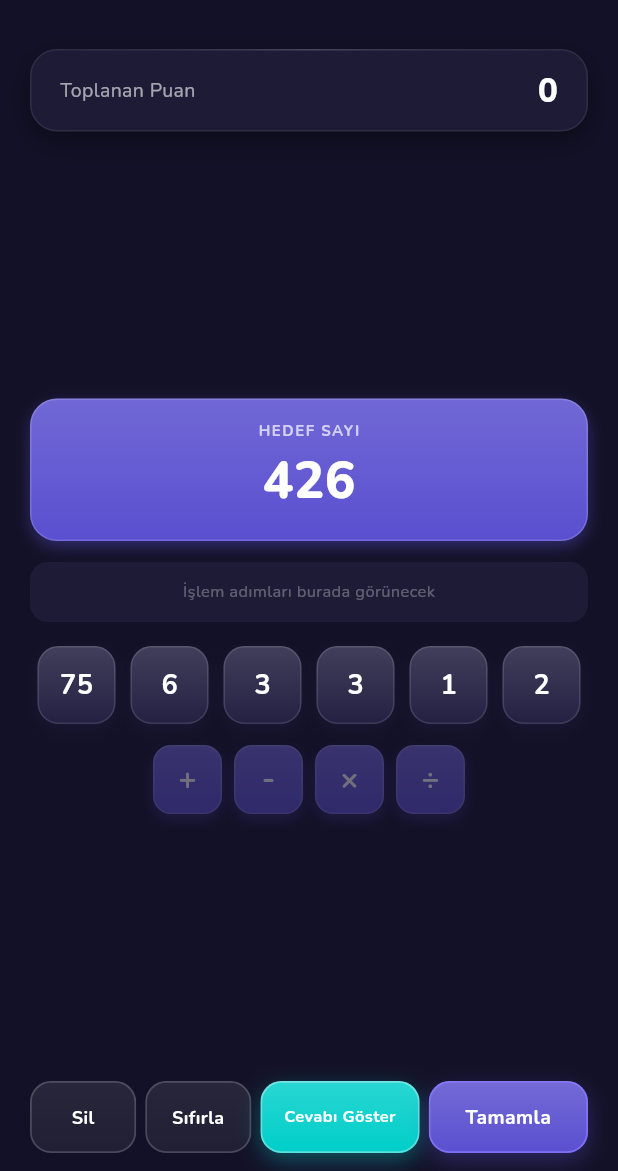
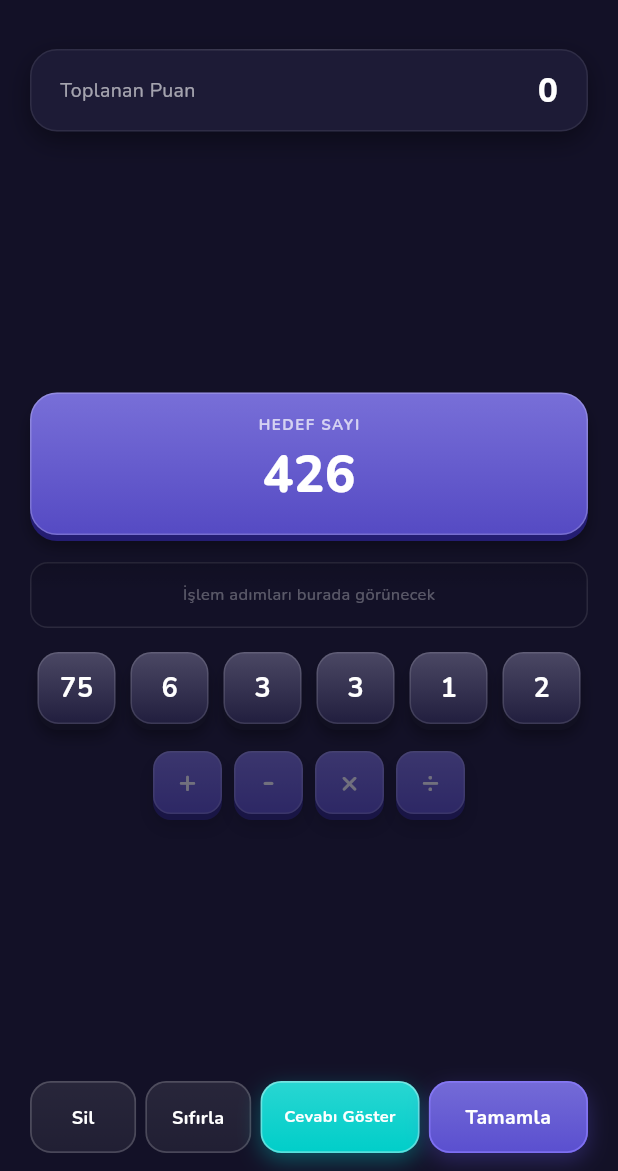
Before and after one commit to Cesurdev58/Say-S-zl-k, a Flutter app: the GameScreen screen opened directly with empty values, on a phone screen of 412 x 824 dp, the part 65-1236 px from its top. Run offline on Flutter 3.47's test engine with Material 3 defaults, Android fonts, the phone set to English and light mode, and no system bars; our stand-ins replace audioplayers, cloud_firestore, confetti, firebase_auth, firebase_core, firebase_crashlytics and 4 more; missing offline and left inert: firebase_app_check; accounts and stored records are empty; statements that could not run were skipped.

Commit message:
Faz 4a: 3D kabartmali GameTile (4px dudak, 3px basma), icerik goçuk RecessedSlot ve AnswerSlots cevap satiri
Co-Authored-By: Claude Sonnet 5.5 <noreply@anthropic.com>

```diff
--- a/lib/widgets/math_game_board.dart
+++ b/lib/widgets/math_game_board.dart
@@ -7,6 +7,7 @@ import 'ui/count_up_text.dart';
 import 'ui/error_shake.dart';
 import 'ui/game_tile.dart';
 import 'ui/motion.dart';
+import 'ui/recessed_slot.dart';
 
 class MathGameBoard extends StatelessWidget {
   final int targetNumber;
@@ -39,11 +40,11 @@ class MathGameBoard extends StatelessWidget {
     // 6 sayıyla en fazla 5 işlem adımı yapılabilir.
     final int stepSlots = historySteps.length > 5 ? historySteps.length : 5;
 
-    Widget history = Container(
-      width: double.infinity,
-      height: 40,
+    Widget history = RecessedSlot(
+      height: 44,
+      radius: 12,
+      dashed: false,
       padding: const EdgeInsets.symmetric(horizontal: 10),
-      decoration: BoxDecoration(color: AppColors.surface, borderRadius: BorderRadius.circular(12)),
       child: Stack(
         alignment: Alignment.center,
         children: [
--- a/lib/widgets/ui/game_tile.dart
+++ b/lib/widgets/ui/game_tile.dart
@@ -3,11 +3,11 @@ import 'package:flutter/material.dart';
 import '../../theme/app_theme.dart';
 import 'motion.dart';
 
-/// Harf/sayı/işlem taşı: üstte ince ışık, altta yumuşak gölge ve tutarlı köşe yarıçapı.
+/// Fiziksel tuş gibi 3D taş: yüzeyde hafif dikey gradyan, altta 4px koyu "dudak".
 ///
-/// [onTap] verilirse dokunulduğunda hafifçe içeri göçer (`scale: 0.92`),
-/// bırakıldığında yaylanarak (`easeOutBack`) yerine oturur.
-/// [flat] true iken (kullanılmış/pasif taş) gölge ve parlaklık kaldırılır.
+/// [onTap] verilirse basıldığında taş 3px aşağı iner (dudak 4px'ten 1px'e düşer)
+/// ve `scale: 0.92`'ye göçer; bırakılınca `easeOutBack` ile yaylanarak yerine oturur.
+/// [flat] true iken (kullanılmış/pasif taş) taş yuvasına tamamen gömülü, düzdür.
 class GameTile extends StatefulWidget {
   const GameTile({
     super.key,
@@ -22,10 +22,18 @@ class GameTile extends StatefulWidget {
     this.duration = const Duration(milliseconds: 150),
   });
 
+  /// Basılmamış taşın altındaki koyu dudağın kalınlığı.
+  static const double lipHeight = 4;
+
+  /// Basılınca taşın aşağı inme miktarı.
+  static const double pressDepth = 3;
+
   static const double pressedScale = 0.92;
 
   final Color color;
   final Widget child;
+
+  /// Verilen yükseklik dudak dahil toplam yüksekliktir (yüz = height - 4).
   final double? width;
   final double? height;
   final double radius;
@@ -37,6 +45,12 @@ class GameTile extends StatefulWidget {
   /// `null` ise taş dokunmaya tepki vermez (ve basma animasyonu yoktur).
   final VoidCallback? onTap;
   final Duration duration;
+
+  /// Dudak rengi: taş renginin koyu tonu.
+  static Color lipColor(Color base) {
+    final hsl = HSLColor.fromColor(base);
+    return hsl.withLightness((hsl.lightness * 0.5).clamp(0.0, 1.0)).withSaturation((hsl.saturation * 1.05).clamp(0.0, 1.0)).toColor().withValues(alpha: base.a);
+  }
 
   @override
   State<GameTile> createState() => _GameTileState();
@@ -51,20 +65,59 @@ class _GameTileState extends State<GameTile> {
 
   @override
   Widget build(BuildContext context) {
+    const double lip = GameTile.lipHeight;
     final BorderRadius br = BorderRadius.circular(widget.radius);
-    final Color top = widget.flat ? widget.color : Color.alphaBlend(Colors.white.withValues(alpha: 0.14), widget.color);
-    Widget tile = AnimatedContainer(
-      duration: Motion.of(context, widget.duration),
-      width: widget.width,
-      height: widget.height,
+    final bool flat = widget.flat;
+    final bool down = _pressed && widget.onTap != null;
+
+    // Yüzün üstten kayma miktarı: normal 0, basılı 3, gömülü (flat) 4.
+    final double offsetY = flat ? lip : (down ? GameTile.pressDepth : 0);
+    final Color top = flat ? widget.color : Color.alphaBlend(Colors.white.withValues(alpha: 0.18), widget.color);
+    final Color bottom = flat ? widget.color : Color.alphaBlend(Colors.black.withValues(alpha: 0.06), widget.color);
+    final Duration d = Motion.of(context, widget.duration);
+
+    final Widget face = AnimatedContainer(
+      duration: d,
       decoration: BoxDecoration(
         borderRadius: br,
-        gradient: LinearGradient(begin: Alignment.topCenter, end: Alignment.bottomCenter, colors: [top, widget.color]),
-        border: Border.all(color: widget.borderColor ?? Colors.white.withValues(alpha: widget.flat ? 0.05 : 0.16)),
-        boxShadow: widget.flat ? null : [BoxShadow(color: widget.color.withValues(alpha: 0.4), blurRadius: 8, offset: const Offset(0, 4))],
+        gradient: LinearGradient(begin: Alignment.topCenter, end: Alignment.bottomCenter, colors: [top, bottom]),
+        border: Border.all(color: widget.borderColor ?? Colors.white.withValues(alpha: flat ? 0.05 : 0.2)),
       ),
       child: Center(child: widget.child),
     );
+
+    Widget tile = Stack(
+      children: [
+        // Koyu dudak katmanı (yüzün 4px altında başlar; üst kenarı hiç görünmez).
+        Positioned(
+          left: 0,
+          right: 0,
+          top: lip,
+          bottom: 0,
+          child: AnimatedOpacity(
+            duration: d,
+            opacity: flat ? 0 : 1,
+            child: DecoratedBox(
+              decoration: BoxDecoration(
+                color: GameTile.lipColor(widget.color),
+                borderRadius: br,
+                boxShadow: [BoxShadow(color: Colors.black.withValues(alpha: 0.35), blurRadius: 8, offset: const Offset(0, 4))],
+              ),
+            ),
+          ),
+        ),
+        AnimatedPadding(
+          duration: d,
+          curve: down ? Curves.easeOut : Curves.easeOutBack,
+          padding: EdgeInsets.only(top: offsetY, bottom: lip - offsetY),
+          child: face,
+        ),
+      ],
+    );
+
+    if (widget.width != null || widget.height != null) {
+      tile = SizedBox(width: widget.width, height: widget.height, child: tile);
+    }
 
     if (widget.onTap == null) return tile;
 
--- /dev/null
+++ b/lib/widgets/ui/recessed_slot.dart
@@ -0,0 +1,86 @@
+import 'package:flutter/material.dart';
+
+import '../../theme/app_theme.dart';
+
+/// İçe göçük (recessed) yuva: koyu zemin, üstten iç gölge ve ince kenarlık.
+/// İçine taş oturacakmış hissi verir; [dashed] true ise kenarlık kesiklidir.
+class RecessedSlot extends StatelessWidget {
+  const RecessedSlot({
+    super.key,
+    this.width,
+    this.height,
+    this.child,
+    this.radius = AppRadius.md,
+    this.dashed = true,
+    this.padding = EdgeInsets.zero,
+  });
+
+  final double? width;
+  final double? height;
+  final Widget? child;
+  final double radius;
+  final bool dashed;
+  final EdgeInsetsGeometry padding;
+
+  @override
+  Widget build(BuildContext context) {
+    final BorderRadius br = BorderRadius.circular(radius);
+    return SizedBox(
+      width: width,
+      height: height,
+      child: CustomPaint(
+        painter: _SlotBorderPainter(radius: radius, dashed: dashed),
+        child: ClipRRect(
+          borderRadius: br,
+          child: DecoratedBox(
+            decoration: BoxDecoration(
+              // Zemini koyulaştıran yarı saydam siyah + üstten iç gölge
+              color: Colors.black.withValues(alpha: 0.32),
+              gradient: LinearGradient(
+                begin: Alignment.topCenter,
+                end: Alignment.bottomCenter,
+                colors: [Colors.black.withValues(alpha: 0.35), Colors.transparent],
+                stops: const [0, 0.45],
+              ),
+            ),
+            child: Padding(padding: padding, child: child),
+          ),
+        ),
+      ),
+    );
+  }
+}
+
+class _SlotBorderPainter extends CustomPainter {
+  _SlotBorderPainter({required this.radius, required this.dashed});
+
+  final double radius;
+  final bool dashed;
+
+  @override
+  void paint(Canvas canvas, Size size) {
+    final paint = Paint()
+      ..style = PaintingStyle.stroke
+      ..strokeWidth = 1
+      ..color = Colors.white.withValues(alpha: dashed ? 0.22 : 0.1);
+    final rrect = RRect.fromRectAndRadius(Offset.zero & size, Radius.circular(radius)).deflate(0.5);
+    if (!dashed) {
+      canvas.drawRRect(rrect, paint);
+      return;
+    }
+    const double dash = 4;
+    const double gap = 3;
+    final path = Path()..addRRect(rrect);
+    for (final metric in path.computeMetrics()) {
+      double distance = 0;
+      while (distance < metric.length) {
+        final double end = (distance + dash).clamp(0, metric.length).toDouble();
+        canvas.drawPath(metric.extractPath(distance, end), paint);
+        distance += dash + gap;
+      }
+    }
+  }
+
+  @override
+  bool shouldRepaint(_SlotBorderPainter old) => old.radius != radius || old.dashed != dashed;
+}
```
Also changed, not shown: lib/screens/multiplayer_game_screen.dart (+10 -33 lines), lib/widgets/ui/answer_slots.dart (added, +69 -0 lines), lib/widgets/word_game_board.dart (+3 -41 lines), 1 other file.
